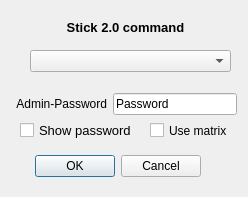
This is ui/stick20dialog.ui in Nitrokey/nitrokey-app as Qt 5 draws it before an edit. The edited form follows.
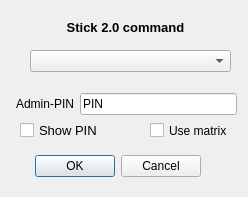
This is the edited form. Icons and pictures are not drawn.

The edit to the form file:
```diff
--- a/ui/stick20dialog.ui
+++ b/ui/stick20dialog.ui
@@ -76,7 +76,7 @@
     <item>
      <widget class="QLabel" name="label">
       <property name="text">
-       <string>&lt;html&gt;&lt;head/&gt;&lt;body&gt;&lt;p&gt;Admin-Password&lt;/p&gt;&lt;/body&gt;&lt;/html&gt;</string>
+       <string>&lt;html&gt;&lt;head/&gt;&lt;body&gt;&lt;p&gt;Admin-PIN&lt;/p&gt;&lt;/body&gt;&lt;/html&gt;</string>
       </property>
       <property name="alignment">
        <set>Qt::AlignRight|Qt::AlignTrailing|Qt::AlignVCenter</set>
@@ -89,7 +89,7 @@
        <set>Qt::ImhHiddenText|Qt::ImhNoAutoUppercase|Qt::ImhNoPredictiveText</set>
       </property>
       <property name="text">
-       <string>Password</string>
+       <string>PIN</string>
       </property>
      </widget>
     </item>
@@ -113,7 +113,7 @@
     </font>
    </property>
    <property name="text">
-    <string>Show password</string>
+    <string>Show PIN</string>
    </property>
   </widget>
   <widget class="QCheckBox" name="checkBox_Matrix">
```
